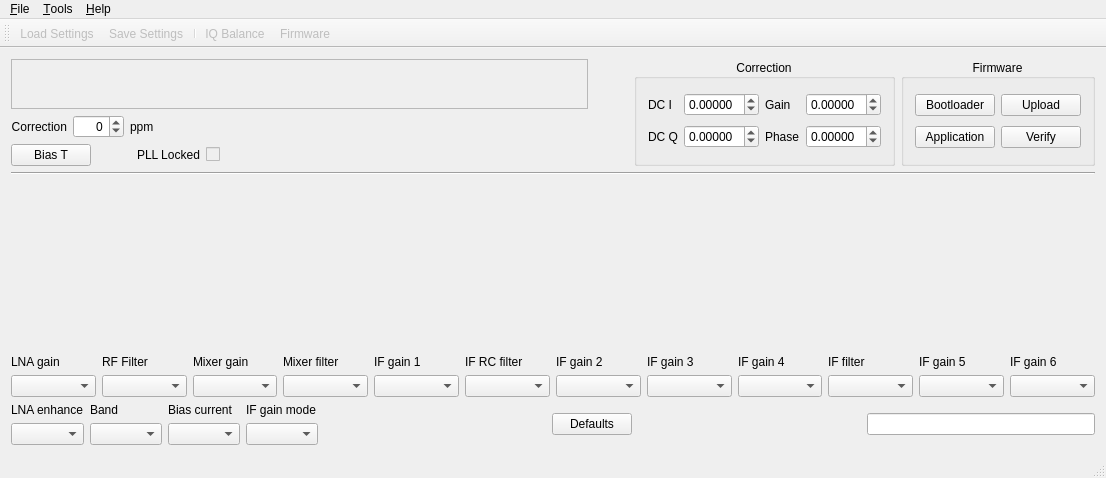
Qt form mainwindow.ui (csete/qthid) before a commit.
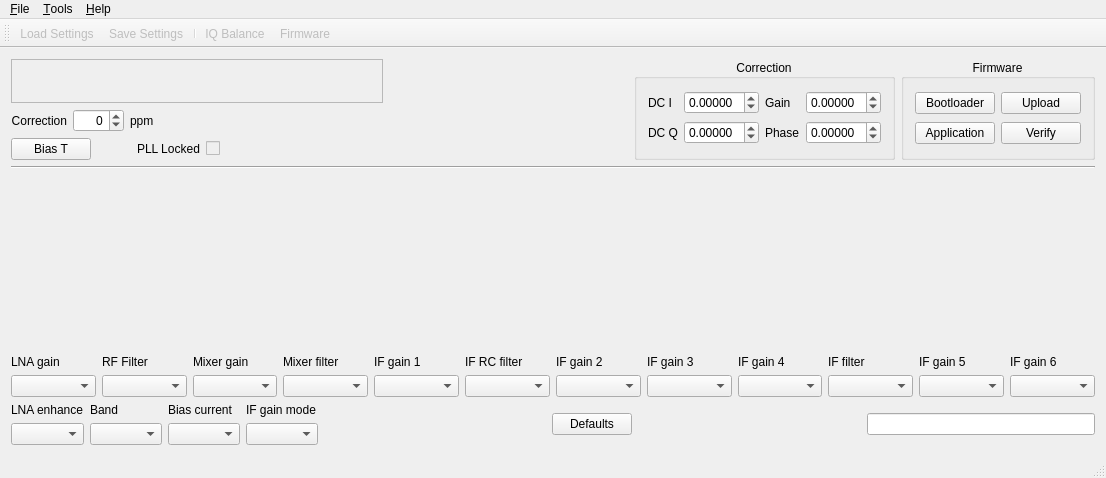
The same form after that commit. Icons and pictures are not drawn. Custom widgets are drawn as their Qt base class.

Commit message: Use fixed size for new frequency controller.

```diff
--- a/mainwindow.ui
+++ b/mainwindow.ui
@@ -29,15 +29,15 @@
         <item>
          <widget class="CFreqCtrl" name="freqCtrl">
           <property name="sizePolicy">
-           <sizepolicy hsizetype="Preferred" vsizetype="Preferred">
+           <sizepolicy hsizetype="Fixed" vsizetype="Fixed">
             <horstretch>0</horstretch>
             <verstretch>0</verstretch>
            </sizepolicy>
           </property>
           <property name="minimumSize">
            <size>
-            <width>0</width>
-            <height>50</height>
+            <width>372</width>
+            <height>44</height>
            </size>
           </property>
           <property name="frameShape">
@@ -214,9 +214,6 @@
         <property name="orientation">
          <enum>Qt::Horizontal</enum>
         </property>
-        <property name="sizeType">
-         <enum>QSizePolicy::Preferred</enum>
-        </property>
         <property name="sizeHint" stdset="0">
          <size>
           <width>40</width>
```
